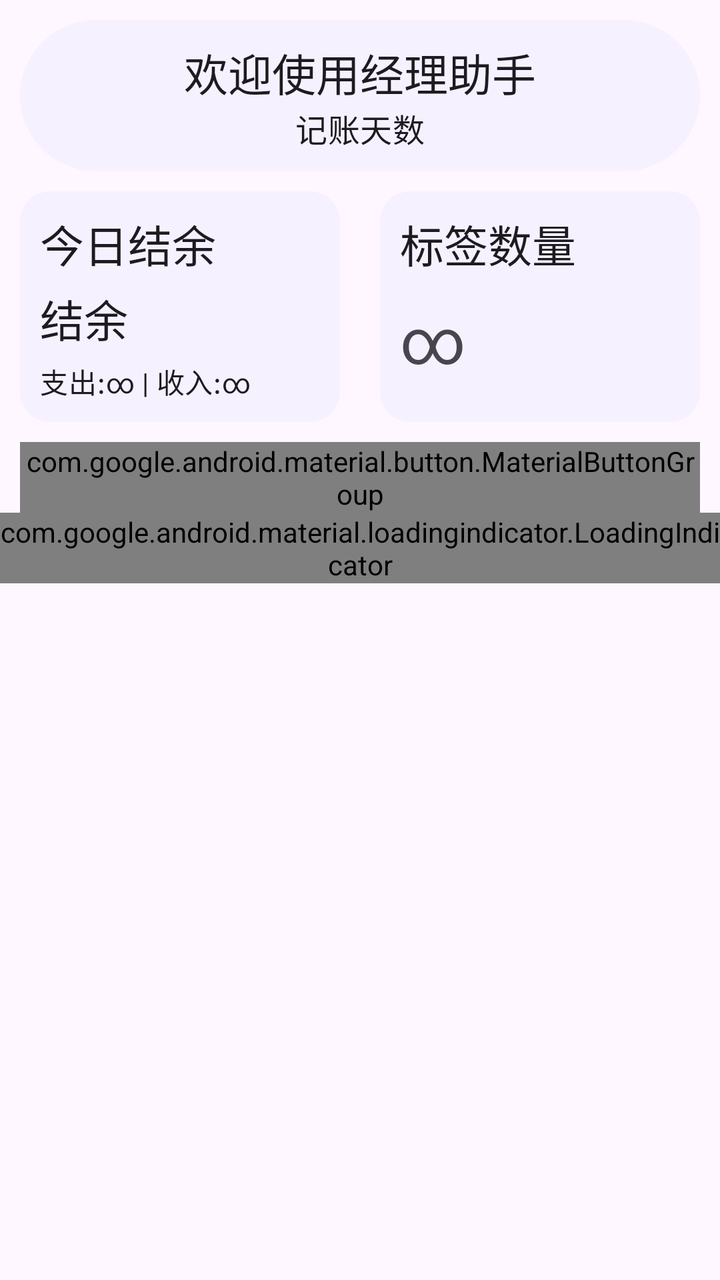
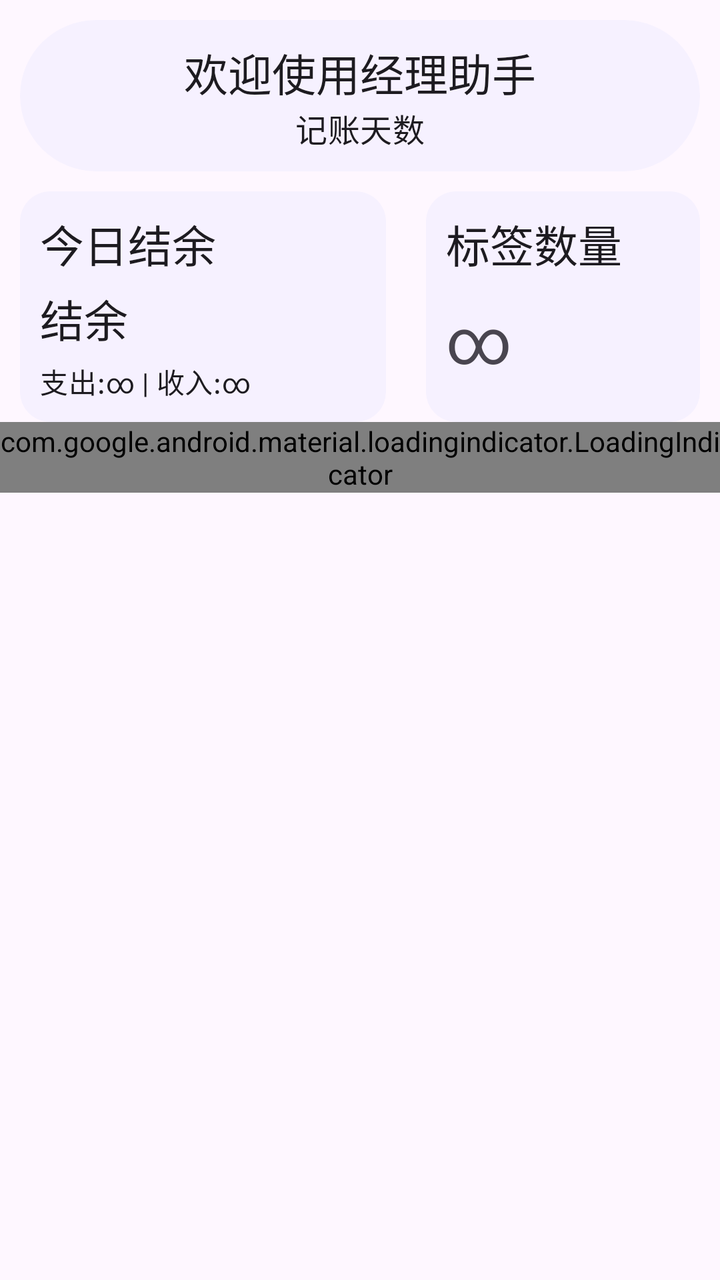

The first picture is an Android layout as it rendered before a commit; the second is the same layout after the commit. The layout source and the unified diff follow.
<!-- AndroidManifest.xml: application theme Theme.ManagerAssistant.Static -->
<!-- res/layout/fragment_home.xml -->
<androidx.core.widget.NestedScrollView xmlns:android="http://schemas.android.com/apk/res/android"
    xmlns:app="http://schemas.android.com/apk/res-auto"
    xmlns:tools="http://schemas.android.com/tools"
    android:layout_width="match_parent"
    android:layout_height="match_parent"
    tools:context=".ui.pages.home.HomeFragment">

    
    <androidx.constraintlayout.widget.ConstraintLayout
        android:layout_width="match_parent"
        android:layout_height="wrap_content"
        android:orientation="vertical">

        <com.google.android.material.card.MaterialCardView
            android:id="@+id/welcome_card"
            style="@style/RoundCardStyle"
            android:layout_width="match_parent"
            android:layout_height="wrap_content"
            app:layout_constraintTop_toTopOf="parent">

            <LinearLayout
                android:layout_width="match_parent"
                android:layout_height="wrap_content"
                android:orientation="vertical">

                <com.google.android.material.textview.MaterialTextView
                    style="@style/LargeTitleTextViewStyle"
                    android:layout_width="wrap_content"
                    android:layout_height="wrap_content"
                    android:layout_gravity="center_horizontal"
                    android:paddingBottom="0dp"
                    android:text="@string/welcome_string" />

                <com.google.android.material.textview.MaterialTextView
                    android:id="@+id/bookkeeping_days_text"
                    style="@style/MediumTitleTextViewStyle"
                    android:layout_width="wrap_content"
                    android:layout_height="wrap_content"
                    android:layout_gravity="center_horizontal"
                    android:paddingTop="0dp"
                    android:text="@string/num_of_bookkeeping_days" />
            </LinearLayout>
        </com.google.android.material.card.MaterialCardView>

        
        <com.google.android.material.card.MaterialCardView
            android:id="@+id/report_balance_cardview"
            style="@style/ContentCardStyle"
            android:layout_width="0dp"
            android:layout_height="wrap_content"
            app:layout_constraintEnd_toStartOf="@id/tag_card"
            app:layout_constraintHorizontal_weight="1"
            app:layout_constraintStart_toStartOf="parent"
            app:layout_constraintTop_toBottomOf="@id/welcome_card">

            <LinearLayout
                android:layout_width="match_parent"
                android:layout_height="match_parent"
                android:orientation="vertical">

                <com.google.android.material.textview.MaterialTextView
                    style="@style/LargeTitleTextViewStyle"
                    android:layout_width="wrap_content"
                    android:layout_height="wrap_content"
                    android:paddingTop="10dp"
                    android:paddingBottom="5dp"
                    android:text="@string/today_balance" />

                <com.google.android.material.textview.MaterialTextView
                    android:id="@+id/balance_text"
                    style="@style/LargeTitleTextViewStyle"
                    android:layout_width="wrap_content"
                    android:layout_height="wrap_content"
                    android:paddingTop="0dp"
                    android:paddingBottom="5dp"
                    android:text="@string/balance" />

                <com.google.android.material.textview.MaterialTextView
                    android:id="@+id/expense_income_text"
                    style="@style/MediumBodyTextViewStyle"
                    android:layout_width="wrap_content"
                    android:layout_height="wrap_content"
                    android:paddingStart="10dp"
                    android:paddingEnd="0dp"
                    android:paddingBottom="10dp"
                    android:text="@string/expense_and_income" />
            </LinearLayout>
        </com.google.android.material.card.MaterialCardView>

        
        <com.google.android.material.card.MaterialCardView
            android:id="@+id/tag_card"
            style="@style/ContentCardStyle"
            android:layout_width="0dp"
            android:layout_height="0dp"
            android:layout_marginTop="0dp"
            android:layout_marginBottom="0dp"
            app:layout_constraintBottom_toBottomOf="@+id/report_balance_cardview"
            app:layout_constraintEnd_toEndOf="parent"
            app:layout_constraintHorizontal_weight="1"
            app:layout_constraintStart_toEndOf="@+id/report_balance_cardview"
            app:layout_constraintTop_toTopOf="@+id/report_balance_cardview">

            <LinearLayout
                android:layout_width="match_parent"
                android:layout_height="match_parent"
                android:orientation="vertical">

                <com.google.android.material.textview.MaterialTextView
                    style="@style/LargeTitleTextViewStyle"
                    android:layout_width="wrap_content"
                    android:layout_height="wrap_content"
                    android:text="@string/tag_count" />

                <com.google.android.material.textview.MaterialTextView
                    android:id="@+id/tag_count_text"
                    style="@style/TextAppearance.Material3.HeadlineLarge"
                    android:layout_width="wrap_content"
                    android:layout_height="wrap_content"
                    android:layout_marginStart="10dp"
                    android:text="@string/count_infinity" />
            </LinearLayout>
        </com.google.android.material.card.MaterialCardView>

        
        <com.google.android.material.button.MaterialButtonGroup
            android:id="@+id/btn_group_1"
            android:layout_width="0dp"
            android:layout_height="wrap_content"
            android:layout_marginTop="10dp"
            app:layout_constraintEnd_toEndOf="@+id/tag_card"
            app:layout_constraintStart_toStartOf="@+id/report_balance_cardview"
            app:layout_constraintTop_toBottomOf="@+id/report_balance_cardview">

            
            <com.google.android.material.button.MaterialButton
                android:id="@+id/report_btn"
                style="@style/OutlinedBtnStyle"
                android:layout_width="0dp"
                android:layout_height="wrap_content"
                android:layout_weight="1"
                android:text="@string/check_report_data"
                app:icon="@drawable/outline_menu_open_24"
                app:iconGravity="textStart" />

            
            <com.google.android.material.button.MaterialButton
                android:id="@+id/tag_manage_btn"
                style="@style/OutlinedBtnStyle"
                android:layout_width="0dp"
                android:layout_height="wrap_content"
                android:layout_weight="1"
                android:text="@string/manage_tag"
                app:icon="@drawable/outline_label_24" />
        </com.google.android.material.button.MaterialButtonGroup>

        
        <com.google.android.material.loadingindicator.LoadingIndicator
            android:id="@+id/link_loading_indicator"
            android:layout_width="wrap_content"
            android:layout_height="wrap_content"
            android:layout_gravity="center_horizontal"
            app:layout_constraintEnd_toEndOf="parent"
            app:layout_constraintStart_toStartOf="parent"
            app:layout_constraintTop_toTopOf="@+id/web_link_card" />

        <com.google.android.material.card.MaterialCardView
            android:id="@+id/web_link_card"
            style="@style/ContentCardStyle"
            android:layout_width="match_parent"
            android:layout_height="wrap_content"
            android:visibility="gone"
            app:layout_constraintTop_toBottomOf="@id/btn_group_1">

            <androidx.constraintlayout.widget.ConstraintLayout
                android:layout_width="match_parent"
                android:layout_height="wrap_content">

                <com.google.android.material.textview.MaterialTextView
                    android:id="@+id/web_link_title_text"
                    style="@style/LargeTitleTextViewStyle"
                    android:layout_width="wrap_content"
                    android:layout_height="wrap_content"
                    android:text="@string/purchase_bulletin"
                    app:layout_constraintStart_toStartOf="parent"
                    app:layout_constraintTop_toTopOf="parent" />

                <androidx.recyclerview.widget.RecyclerView
                    android:id="@+id/web_link_recycler"
                    android:layout_width="match_parent"
                    android:layout_height="wrap_content"
                    android:layout_marginStart="10dp"
                    android:layout_marginEnd="10dp"
                    android:nestedScrollingEnabled="false"
                    app:layoutManager="androidx.recyclerview.widget.LinearLayoutManager"
                    app:layout_constraintEnd_toEndOf="parent"
                    app:layout_constraintStart_toStartOf="parent"
                    app:layout_constraintTop_toBottomOf="@+id/web_link_title_text" />
            </androidx.constraintlayout.widget.ConstraintLayout>
        </com.google.android.material.card.MaterialCardView>
    </androidx.constraintlayout.widget.ConstraintLayout>
</androidx.core.widget.NestedScrollView>
<!-- resources referenced by this layout -->
<resources>
  <!-- drawable outline_label_24 (drawable) -->
  <vector xmlns:android="http://schemas.android.com/apk/res/android" android:autoMirrored="true" android:height="24dp" android:tint="#000000" android:viewportHeight="960" android:viewportWidth="960" android:width="24dp">
        
      <path android:fillColor="@android:color/white" android:pathData="M160,800Q127,800 103.5,776.5Q80,753 80,720L80,240Q80,207 103.5,183.5Q127,160 160,160L600,160Q619,160 636,168.5Q653,177 664,192L880,480L664,768Q653,783 636,791.5Q619,800 600,800L160,800ZM160,720L600,720Q600,720 600,720Q600,720 600,720L780,480L600,240Q600,240 600,240Q600,240 600,240L160,240Q160,240 160,240Q160,240 160,240L160,720Q160,720 160,720Q160,720 160,720ZM380,480Q380,480 380,480Q380,480 380,480L380,480Q380,480 380,480Q380,480 380,480L380,480Q380,480 380,480Q380,480 380,480L380,480L380,480Q380,480 380,480Q380,480 380,480Z"/>
      
  </vector>
  <!-- drawable outline_menu_open_24 (drawable) -->
  <vector xmlns:android="http://schemas.android.com/apk/res/android" android:autoMirrored="true" android:height="24dp" android:tint="#000000" android:viewportHeight="960" android:viewportWidth="960" android:width="24dp">
        
      <path android:fillColor="@android:color/white" android:pathData="M120,720L120,640L640,640L640,720L120,720ZM784,680L584,480L784,280L840,336L696,480L840,624L784,680ZM120,520L120,440L520,440L520,520L120,520ZM120,320L120,240L640,240L640,320L120,320Z"/>
      
  </vector>
  <string name="balance">结余</string>
  <string name="check_report_data">查看详细报表</string>
  <string name="count_infinity">∞</string>
  <string name="expense_and_income">支出:∞ | 收入:∞</string>
  <string name="manage_tag">标签管理</string>
  <string name="num_of_bookkeeping_days">记账天数</string>
  <string name="purchase_bulletin">采购公告</string>
  <string name="tag_count">标签数量</string>
  <string name="today_balance">今日结余</string>
  <string name="welcome_string">欢迎使用经理助手</string>
  <style name="ContentCardStyle" parent="CardStyleBase">
          <item name="cardCornerRadius">15dp</item>
          <item name="android:layout_marginTop">10dp</item>
          <item name="android:layout_marginStart">10dp</item>
          <item name="android:layout_marginEnd">10dp</item>
          <item name="android:layout_marginBottom">10dp</item>
      </style>
  <style name="LargeTitleTextViewStyle" parent="TextViewStyleBase">
          <item name="android:textAppearance">?attr/textAppearanceTitleLarge</item>
      </style>
  <style name="MediumTitleTextViewStyle" parent="TextViewStyleBase">
          <item name="android:textAppearance">?attr/textAppearanceTitleMedium</item>
      </style>
  <style name="OutlinedBtnStyle" parent="Widget.Material3.Button.OutlinedButton">
          <item name="android:textColor">?attr/colorPrimary</item>
          <item name="strokeColor">?attr/colorPrimary</item>
          <item name="strokeWidth">1dp</item>
          <item name="iconGravity">textStart</item>
          <item name="android:layout_marginStart">10dp</item>
          <item name="android:layout_marginEnd">10dp</item>
      </style>
  <style name="RoundCardStyle" parent="CardStyleBase">
          <item name="cardCornerRadius">50dp</item>
          <item name="android:layout_margin">10dp</item>
      </style>
  <style name="CardStyleBase" parent="Widget.Material3.CardView.Filled">
          <item name="cardBackgroundColor">@color/card_background_color</item>
      </style>
  <style name="TextViewStyleBase">
          <item name="android:paddingStart">10dp</item>
          <item name="android:paddingEnd">10dp</item>
          <item name="android:paddingTop">10dp</item>
          <item name="android:paddingBottom">10dp</item>
      </style>
  <color name="color_primary">#0055d6</color>
  <color name="color_on_primary">#ffffff</color>
  <color name="color_primary_container">#d8e1fe</color>
  <color name="color_secondary_container">#e0e1ff</color>
  <color name="color_surface">#faf9ff</color>
  <color name="color_surface_container">#ebedfa</color>
  <color name="color_surface_container_low">#edeffc</color>
  <!-- unchanged entries left out for length: 4 -->
</resources>

<!-- the commit's change to res/layout/fragment_home.xml (unified diff, before → after) -->
@@ -48,8 +48,10 @@
             style="@style/ContentCardStyle"
             android:layout_width="0dp"
             android:layout_height="wrap_content"
+            android:clickable="true"
+            android:focusable="true"
             app:layout_constraintEnd_toStartOf="@id/tag_card"
-            app:layout_constraintHorizontal_weight="1"
+            app:layout_constraintHorizontal_weight="4"
             app:layout_constraintStart_toStartOf="parent"
             app:layout_constraintTop_toBottomOf="@id/welcome_card">
 
@@ -95,9 +97,11 @@
             android:layout_height="0dp"
             android:layout_marginTop="0dp"
             android:layout_marginBottom="0dp"
+            android:clickable="true"
+            android:focusable="true"
             app:layout_constraintBottom_toBottomOf="@+id/report_balance_cardview"
             app:layout_constraintEnd_toEndOf="parent"
-            app:layout_constraintHorizontal_weight="1"
+            app:layout_constraintHorizontal_weight="3"
             app:layout_constraintStart_toEndOf="@+id/report_balance_cardview"
             app:layout_constraintTop_toTopOf="@+id/report_balance_cardview">
 
@@ -123,38 +127,6 @@
         </com.google.android.material.card.MaterialCardView>
 
         
-        <com.google.android.material.button.MaterialButtonGroup
-            android:id="@+id/btn_group_1"
-            android:layout_width="0dp"
-            android:layout_height="wrap_content"
-            android:layout_marginTop="10dp"
-            app:layout_constraintEnd_toEndOf="@+id/tag_card"
-            app:layout_constraintStart_toStartOf="@+id/report_balance_cardview"
-            app:layout_constraintTop_toBottomOf="@+id/report_balance_cardview">
-
-            
-            <com.google.android.material.button.MaterialButton
-                android:id="@+id/report_btn"
-                style="@style/OutlinedBtnStyle"
-                android:layout_width="0dp"
-                android:layout_height="wrap_content"
-                android:layout_weight="1"
-                android:text="@string/check_report_data"
-                app:icon="@drawable/outline_menu_open_24"
-                app:iconGravity="textStart" />
-
-            
-            <com.google.android.material.button.MaterialButton
-                android:id="@+id/tag_manage_btn"
-                style="@style/OutlinedBtnStyle"
-                android:layout_width="0dp"
-                android:layout_height="wrap_content"
-                android:layout_weight="1"
-                android:text="@string/manage_tag"
-                app:icon="@drawable/outline_label_24" />
-        </com.google.android.material.button.MaterialButtonGroup>
-
-        
         <com.google.android.material.loadingindicator.LoadingIndicator
             android:id="@+id/link_loading_indicator"
             android:layout_width="wrap_content"
@@ -170,7 +142,7 @@
             android:layout_width="match_parent"
             android:layout_height="wrap_content"
             android:visibility="gone"
-            app:layout_constraintTop_toBottomOf="@id/btn_group_1">
+            app:layout_constraintTop_toBottomOf="@id/report_balance_cardview">
 
             <androidx.constraintlayout.widget.ConstraintLayout
                 android:layout_width="match_parent"
<!-- resource entries referenced after the edit -->
@@ -1,22 +1,8 @@
 <!-- resources referenced by this layout -->
 <resources>
-  <!-- drawable outline_label_24 (drawable) -->
-  <vector xmlns:android="http://schemas.android.com/apk/res/android" android:autoMirrored="true" android:height="24dp" android:tint="#000000" android:viewportHeight="960" android:viewportWidth="960" android:width="24dp">
-        
-      <path android:fillColor="@android:color/white" android:pathData="M160,800Q127,800 103.5,776.5Q80,753 80,720L80,240Q80,207 103.5,183.5Q127,160 160,160L600,160Q619,160 636,168.5Q653,177 664,192L880,480L664,768Q653,783 636,791.5Q619,800 600,800L160,800ZM160,720L600,720Q600,720 600,720Q600,720 600,720L780,480L600,240Q600,240 600,240Q600,240 600,240L160,240Q160,240 160,240Q160,240 160,240L160,720Q160,720 160,720Q160,720 160,720ZM380,480Q380,480 380,480Q380,480 380,480L380,480Q380,480 380,480Q380,480 380,480L380,480Q380,480 380,480Q380,480 380,480L380,480L380,480Q380,480 380,480Q380,480 380,480Z"/>
-      
-  </vector>
-  <!-- drawable outline_menu_open_24 (drawable) -->
-  <vector xmlns:android="http://schemas.android.com/apk/res/android" android:autoMirrored="true" android:height="24dp" android:tint="#000000" android:viewportHeight="960" android:viewportWidth="960" android:width="24dp">
-        
-      <path android:fillColor="@android:color/white" android:pathData="M120,720L120,640L640,640L640,720L120,720ZM784,680L584,480L784,280L840,336L696,480L840,624L784,680ZM120,520L120,440L520,440L520,520L120,520ZM120,320L120,240L640,240L640,320L120,320Z"/>
-      
-  </vector>
   <string name="balance">结余</string>
-  <string name="check_report_data">查看详细报表</string>
   <string name="count_infinity">∞</string>
   <string name="expense_and_income">支出:∞ | 收入:∞</string>
-  <string name="manage_tag">标签管理</string>
   <string name="num_of_bookkeeping_days">记账天数</string>
   <string name="purchase_bulletin">采购公告</string>
   <string name="tag_count">标签数量</string>
@@ -34,14 +20,6 @@
       </style>
   <style name="MediumTitleTextViewStyle" parent="TextViewStyleBase">
           <item name="android:textAppearance">?attr/textAppearanceTitleMedium</item>
-      </style>
-  <style name="OutlinedBtnStyle" parent="Widget.Material3.Button.OutlinedButton">
-          <item name="android:textColor">?attr/colorPrimary</item>
-          <item name="strokeColor">?attr/colorPrimary</item>
-          <item name="strokeWidth">1dp</item>
-          <item name="iconGravity">textStart</item>
-          <item name="android:layout_marginStart">10dp</item>
-          <item name="android:layout_marginEnd">10dp</item>
       </style>
   <style name="RoundCardStyle" parent="CardStyleBase">
           <item name="cardCornerRadius">50dp</item>
